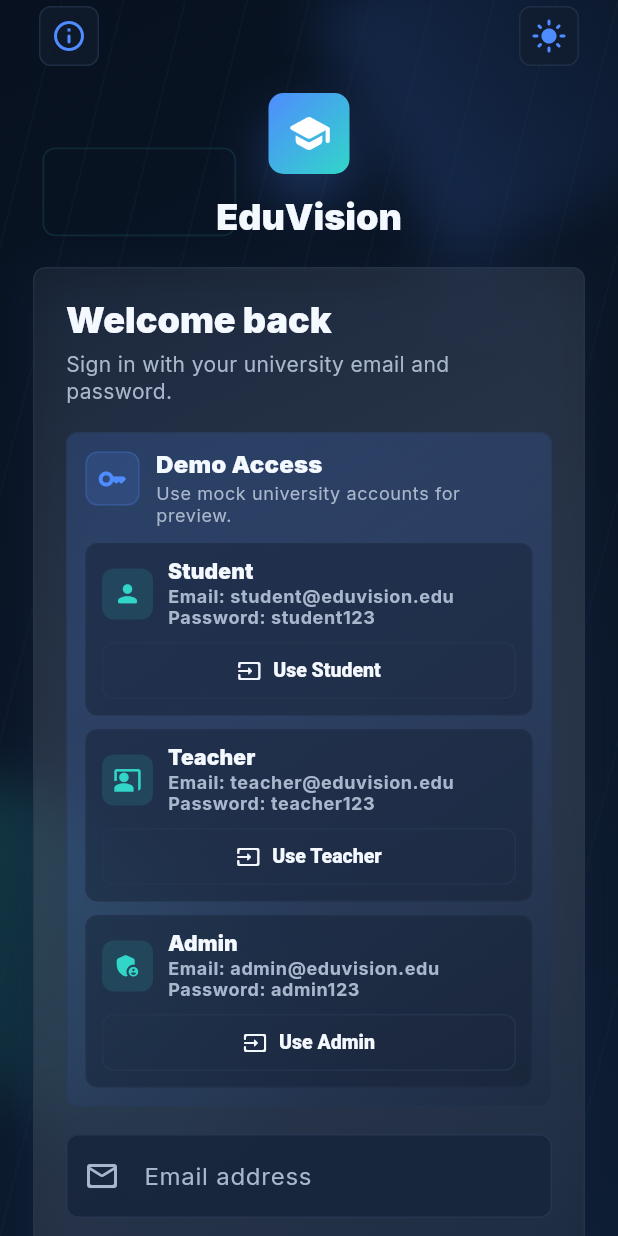
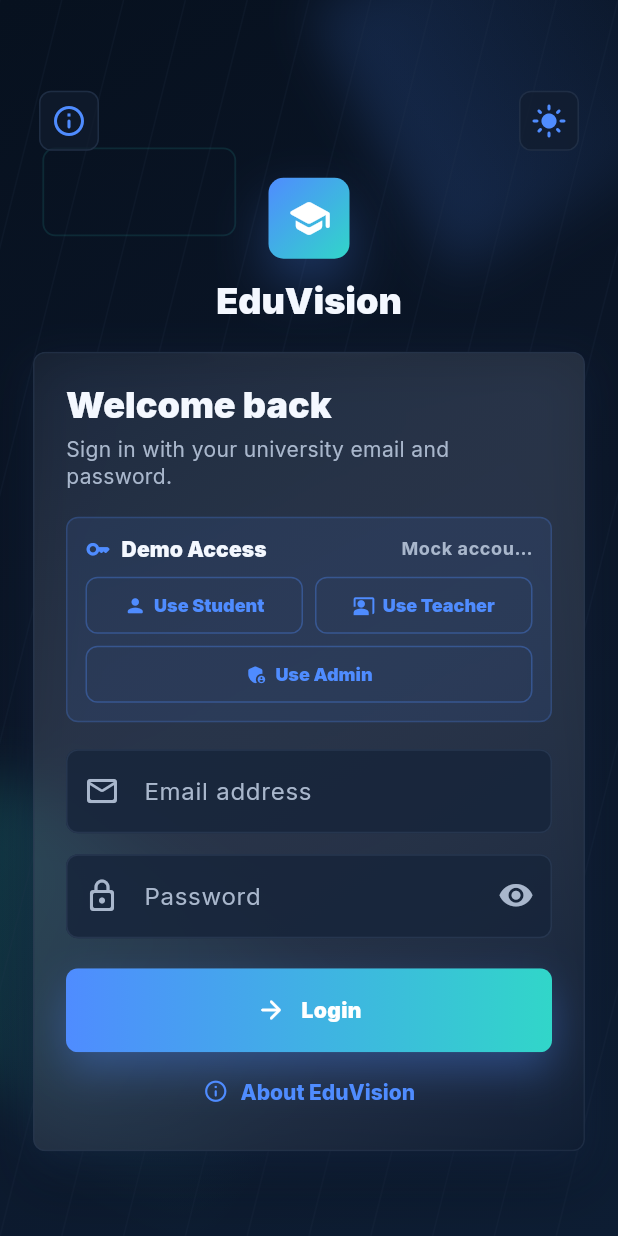
Before and after one commit to alnajamulshariq/eduVision-FlutterApp, a Flutter app: the screen it shows after launch, on a phone screen of 412 x 824 dp. Run offline on Flutter 3.47's test engine with Material 3 defaults, Android fonts, the phone set to English and light mode, and no system bars; our stand-ins replace flutter_animate, flutter_dotenv, flutter_riverpod, go_router, google_fonts, shared_preferences.

Commit message:
Finalize compact demo login layout

```diff
--- a/lib/features/auth/login_screen.dart
+++ b/lib/features/auth/login_screen.dart
@@ -32,28 +32,26 @@ class _LoginScreenState extends ConsumerState<LoginScreen> {
 
   Future<void> _handleLogin() async {
     final isValid = _formKey.currentState?.validate() ?? false;
-    if (!isValid) {
-      return;
-    }
+    if (!isValid) return;
 
     final user = await ref
         .read(authControllerProvider.notifier)
         .login(_emailController.text, _passwordController.text);
 
-    if (!mounted || user == null) {
-      return;
-    }
+    if (!mounted || user == null) return;
 
     context.go(AppRoutes.dashboardForRole(user.role));
   }
 
   void _fillDemoCredential(_DemoCredential credential) {
-    // Autofill only; the authenticated user record still determines the role.
+    // Autofill only. Role still comes from authenticated mock user data.
     ref.read(authControllerProvider.notifier).clearError();
+
     _emailController.value = TextEditingValue(
       text: credential.email,
       selection: TextSelection.collapsed(offset: credential.email.length),
     );
+
     _passwordController.value = TextEditingValue(
       text: credential.password,
       selection: TextSelection.collapsed(offset: credential.password.length),
@@ -175,7 +173,7 @@ class _LoginScreenState extends ConsumerState<LoginScreen> {
                         : textTheme.bodyMedium)
                     ?.copyWith(
                       color: colorScheme.onSurfaceVariant,
-                      height: 1.32,
+                      height: 1.28,
                     ),
           ),
           if (authState.errorMessage != null) ...[
@@ -183,7 +181,7 @@ class _LoginScreenState extends ConsumerState<LoginScreen> {
             _LoginErrorMessage(message: authState.errorMessage!),
           ],
           SizedBox(height: metrics.sectionGap),
-          _DemoAccessSection(
+          _CompactDemoAccessPanel(
             metrics: metrics,
             onCredentialSelected: _fillDemoCredential,
           ),
@@ -217,9 +215,7 @@ class _LoginScreenState extends ConsumerState<LoginScreen> {
             textInputAction: TextInputAction.done,
             style: metrics.isCompactHeight ? textTheme.bodyMedium : null,
             onFieldSubmitted: (_) {
-              if (!authState.isLoading) {
-                _handleLogin();
-              }
+              if (!authState.isLoading) _handleLogin();
             },
             decoration: InputDecoration(
               isDense: metrics.isCompactHeight,
@@ -295,20 +291,20 @@ class _LoginMetrics {
   final bool isWide;
   final bool isCompactHeight;
 
-  double get outerHorizontalPadding => isCompactHeight ? 20 : 22;
-  double get outerVerticalPadding => isCompactHeight ? 12 : 22;
-  double get topGap => isCompactHeight ? 8 : 14;
-  double get logoGap => isCompactHeight ? 10 : 18;
-  double get cardPadding => isCompactHeight ? 16 : 22;
+  double get outerHorizontalPadding => isCompactHeight ? 18 : 22;
+  double get outerVerticalPadding => isCompactHeight ? 10 : 22;
+  double get topGap => isCompactHeight ? 6 : 14;
+  double get logoGap => isCompactHeight ? 8 : 18;
+  double get cardPadding => isCompactHeight ? 14 : 22;
   double get microGap => isCompactHeight ? 4 : 8;
-  double get fieldGap => isCompactHeight ? 10 : 14;
-  double get sectionGap => isCompactHeight ? 12 : 18;
-  double get buttonGap => isCompactHeight ? 14 : 20;
-  double get buttonHeight => isCompactHeight ? 50 : 56;
+  double get fieldGap => isCompactHeight ? 9 : 14;
+  double get sectionGap => isCompactHeight ? 10 : 18;
+  double get buttonGap => isCompactHeight ? 12 : 20;
+  double get buttonHeight => isCompactHeight ? 48 : 56;
   double get aboutButtonHeight => isCompactHeight ? 30 : 36;
 
   EdgeInsets get fieldPadding =>
-      EdgeInsets.symmetric(horizontal: 14, vertical: isCompactHeight ? 12 : 16);
+      EdgeInsets.symmetric(horizontal: 14, vertical: isCompactHeight ? 11 : 16);
 
   EdgeInsets get buttonPadding =>
       EdgeInsets.symmetric(horizontal: 18, vertical: isCompactHeight ? 12 : 16);
@@ -449,8 +445,8 @@ class _DemoCredential {
   ];
 }
 
-class _DemoAccessSection extends StatelessWidget {
-  const _DemoAccessSection({
+class _CompactDemoAccessPanel extends StatelessWidget {
+  const _CompactDemoAccessPanel({
     required this.metrics,
     required this.onCredentialSelected,
   });
@@ -462,93 +458,81 @@ class _DemoAccessSection extends StatelessWidget {
   Widget build(BuildContext context) {
     final colorScheme = Theme.of(context).colorScheme;
     final textTheme = Theme.of(context).textTheme;
-    final isDark = Theme.of(context).brightness == Brightness.dark;
 
     return Container(
-      padding: EdgeInsets.all(metrics.isCompactHeight ? 10 : 12),
+      width: double.infinity,
+      padding: EdgeInsets.all(metrics.isCompactHeight ? 8 : 12),
       decoration: BoxDecoration(
+        color: colorScheme.primary.withValues(alpha: 0.08),
         borderRadius: BorderRadius.circular(8),
-        border: Border.all(color: colorScheme.outline.withValues(alpha: 0.48)),
-        gradient: LinearGradient(
-          begin: Alignment.topLeft,
-          end: Alignment.bottomRight,
-          colors: [
-            colorScheme.primary.withValues(alpha: isDark ? 0.18 : 0.10),
-            colorScheme.surfaceContainerHighest.withValues(
-              alpha: isDark ? 0.34 : 0.56,
-            ),
-          ],
-        ),
+        border: Border.all(color: colorScheme.primary.withValues(alpha: 0.22)),
       ),
       child: Column(
         crossAxisAlignment: CrossAxisAlignment.start,
         children: [
           Row(
-            crossAxisAlignment: CrossAxisAlignment.start,
             children: [
-              Container(
-                width: metrics.isCompactHeight ? 32 : 36,
-                height: metrics.isCompactHeight ? 32 : 36,
-                decoration: BoxDecoration(
-                  borderRadius: BorderRadius.circular(8),
-                  color: colorScheme.primary.withValues(alpha: 0.14),
-                  border: Border.all(
-                    color: colorScheme.primary.withValues(alpha: 0.22),
+              Icon(
+                Icons.key_rounded,
+                color: colorScheme.primary,
+                size: metrics.isCompactHeight ? 15 : 17,
+              ),
+              const SizedBox(width: 7),
+              Text(
+                'Demo Access',
+                style: textTheme.labelLarge?.copyWith(
+                  fontWeight: FontWeight.w900,
+                  height: 1,
                 ),
               ),
-                child: Icon(
-                  Icons.key_rounded,
-                  color: colorScheme.primary,
-                  size: metrics.isCompactHeight ? 18 : 20,
-                ),
-              ),
-              SizedBox(width: metrics.isCompactHeight ? 9 : 11),
-              Expanded(
-                child: Column(
-                  crossAxisAlignment: CrossAxisAlignment.start,
-                  children: [
-                    Text(
-                      'Demo Access',
-                      style:
-                          (metrics.isCompactHeight
-                                  ? textTheme.titleSmall
-                                  : textTheme.titleMedium)
-                              ?.copyWith(
-                                fontWeight: FontWeight.w900,
-                                height: 1.08,
-                              ),
-                    ),
-                    const SizedBox(height: 3),
-                    Text(
-                      'Use mock university accounts for preview.',
+              const Spacer(),
+              Flexible(
+                child: Text(
+                  'Mock accounts',
+                  maxLines: 1,
+                  overflow: TextOverflow.ellipsis,
+                  textAlign: TextAlign.end,
                   style: textTheme.bodySmall?.copyWith(
                     color: colorScheme.onSurfaceVariant,
-                        height: 1.24,
+                    fontSize: metrics.isCompactHeight ? 10 : null,
+                    fontWeight: FontWeight.w700,
+                  ),
                 ),
               ),
             ],
           ),
-              ),
-            ],
-          ),
-          SizedBox(height: metrics.isCompactHeight ? 9 : 11),
-          for (final credential in _DemoCredential.values) ...[
-            _DemoCredentialCard(
+          SizedBox(height: metrics.isCompactHeight ? 8 : 10),
+          LayoutBuilder(
+            builder: (context, constraints) {
+              final gap = metrics.isCompactHeight ? 6.0 : 8.0;
+              final itemWidth = (constraints.maxWidth - gap) / 2;
+
+              return Wrap(
+                spacing: gap,
+                runSpacing: gap,
+                children: [
+                  for (final credential in _DemoCredential.values)
+                    SizedBox(
+                      width: credential.role == 'Admin'
+                          ? constraints.maxWidth
+                          : itemWidth,
+                      child: _DemoQuickButton(
                         credential: credential,
                         metrics: metrics,
                         onPressed: () => onCredentialSelected(credential),
                       ),
-            if (credential != _DemoCredential.values.last)
-              SizedBox(height: metrics.isCompactHeight ? 7 : 9),
+                    ),
                 ],
+              );
+            },
+          ),
         ],
       ),
     );
   }
 }
-
-class _DemoCredentialCard extends StatelessWidget {
-  const _DemoCredentialCard({
+class _DemoQuickButton extends StatelessWidget {
+  const _DemoQuickButton({
     required this.credential,
     required this.metrics,
     required this.onPressed,
@@ -562,173 +546,43 @@ class _DemoCredentialCard extends StatelessWidget {
   Widget build(BuildContext context) {
     final colorScheme = Theme.of(context).colorScheme;
 
-    return Container(
-      padding: EdgeInsets.all(metrics.isCompactHeight ? 8 : 10),
-      decoration: BoxDecoration(
-        color: colorScheme.surface.withValues(alpha: 0.44),
-        borderRadius: BorderRadius.circular(8),
-        border: Border.all(color: colorScheme.outline.withValues(alpha: 0.38)),
+    return OutlinedButton(
+      onPressed: onPressed,
+      style: OutlinedButton.styleFrom(
+        minimumSize: Size(0, metrics.isCompactHeight ? 32 : 38),
+        padding: EdgeInsets.symmetric(
+          horizontal: metrics.isCompactHeight ? 8 : 10,
+          vertical: metrics.isCompactHeight ? 7 : 9,
         ),
-      child: LayoutBuilder(
-        builder: (context, constraints) {
-          final useStackedLayout = constraints.maxWidth < 360;
-          final summary = _DemoCredentialSummary(
-            credential: credential,
-            metrics: metrics,
-          );
-          final button = _UseDemoCredentialButton(
-            label: 'Use ${credential.role}',
-            metrics: metrics,
-            onPressed: onPressed,
-          );
-
-          if (useStackedLayout) {
-            return Column(
-              crossAxisAlignment: CrossAxisAlignment.start,
+        tapTargetSize: MaterialTapTargetSize.shrinkWrap,
+        foregroundColor: colorScheme.primary,
+        side: BorderSide(color: colorScheme.primary.withValues(alpha: 0.34)),
+        shape: RoundedRectangleBorder(borderRadius: BorderRadius.circular(8)),
+      ),
+      child: FittedBox(
+        fit: BoxFit.scaleDown,
+        child: Row(
+          mainAxisSize: MainAxisSize.min,
           children: [
-                summary,
-                SizedBox(height: metrics.isCompactHeight ? 7 : 9),
-                SizedBox(width: double.infinity, child: button),
-              ],
-            );
-          }
-
-          return Row(
-            children: [
-              Expanded(child: summary),
-              const SizedBox(width: 12),
-              button,
-            ],
-          );
-        },
+            Icon(
+              credential.icon,
+              size: metrics.isCompactHeight ? 13 : 15,
             ),
-    );
-  }
-}
-
-class _DemoCredentialSummary extends StatelessWidget {
-  const _DemoCredentialSummary({
-    required this.credential,
-    required this.metrics,
-  });
-
-  final _DemoCredential credential;
-  final _LoginMetrics metrics;
-
-  @override
-  Widget build(BuildContext context) {
-    final colorScheme = Theme.of(context).colorScheme;
-    final textTheme = Theme.of(context).textTheme;
-
-    return Row(
-      children: [
-        Container(
-          width: metrics.isCompactHeight ? 30 : 34,
-          height: metrics.isCompactHeight ? 30 : 34,
-          decoration: BoxDecoration(
-            borderRadius: BorderRadius.circular(8),
-            color: colorScheme.secondary.withValues(alpha: 0.13),
-          ),
-          child: Icon(
-            credential.icon,
-            color: colorScheme.secondary,
-            size: metrics.isCompactHeight ? 17 : 19,
-          ),
-        ),
-        SizedBox(width: metrics.isCompactHeight ? 8 : 10),
-        Expanded(
-          child: Column(
-            crossAxisAlignment: CrossAxisAlignment.start,
-            children: [
+            const SizedBox(width: 5),
             Text(
-                credential.role,
-                style: textTheme.labelLarge?.copyWith(
+              'Use ${credential.role}',
+              maxLines: 1,
+              style: TextStyle(
+                fontSize: metrics.isCompactHeight ? 11 : 12,
                 fontWeight: FontWeight.w900,
-                  height: 1.08,
-                ),
-              ),
-              const SizedBox(height: 3),
-              _DemoCredentialLine(
-                label: 'Email',
-                value: credential.email,
-                metrics: metrics,
-              ),
-              _DemoCredentialLine(
-                label: 'Password',
-                value: credential.password,
-                metrics: metrics,
-              ),
-            ],
               ),
             ),
           ],
-    );
-  }
-}
-
-class _DemoCredentialLine extends StatelessWidget {
-  const _DemoCredentialLine({
-    required this.label,
-    required this.value,
-    required this.metrics,
-  });
-
-  final String label;
-  final String value;
-  final _LoginMetrics metrics;
-
-  @override
-  Widget build(BuildContext context) {
-    final colorScheme = Theme.of(context).colorScheme;
-    final textTheme = Theme.of(context).textTheme;
-
-    return Text(
-      '$label: $value',
-      maxLines: 1,
-      overflow: TextOverflow.ellipsis,
-      style: textTheme.bodySmall?.copyWith(
-        color: colorScheme.onSurfaceVariant,
-        fontSize: metrics.isCompactHeight ? 11 : null,
-        fontWeight: FontWeight.w700,
-        height: 1.18,
-      ),
-    );
-  }
-}
-
-class _UseDemoCredentialButton extends StatelessWidget {
-  const _UseDemoCredentialButton({
-    required this.label,
-    required this.metrics,
-    required this.onPressed,
-  });
-
-  final String label;
-  final _LoginMetrics metrics;
-  final VoidCallback onPressed;
-
-  @override
-  Widget build(BuildContext context) {
-    return OutlinedButton.icon(
-      onPressed: onPressed,
-      icon: Icon(Icons.input_rounded, size: metrics.isCompactHeight ? 15 : 16),
-      label: Text(label, overflow: TextOverflow.ellipsis),
-      style: OutlinedButton.styleFrom(
-        minimumSize: Size(0, metrics.isCompactHeight ? 34 : 38),
-        padding: EdgeInsets.symmetric(
-          horizontal: metrics.isCompactHeight ? 10 : 12,
-          vertical: metrics.isCompactHeight ? 8 : 10,
-        ),
-        tapTargetSize: MaterialTapTargetSize.shrinkWrap,
-        textStyle: TextStyle(
-          fontSize: metrics.isCompactHeight ? 12 : 13,
-          fontWeight: FontWeight.w900,
         ),
       ),
     );
   }
 }
-
 class _InsightTile extends StatelessWidget {
   const _InsightTile({
     required this.label,
```
Lines whose indentation alone changed are shown as unchanged.
